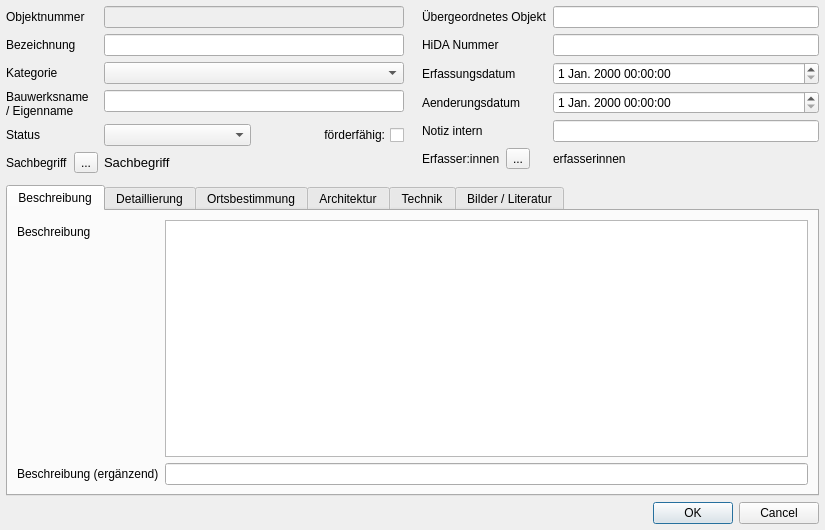
Qt form LauQGIS_frontend/einzelobjekt_form.ui (LausitzBergbaukultur/LauGIS) before a commit.
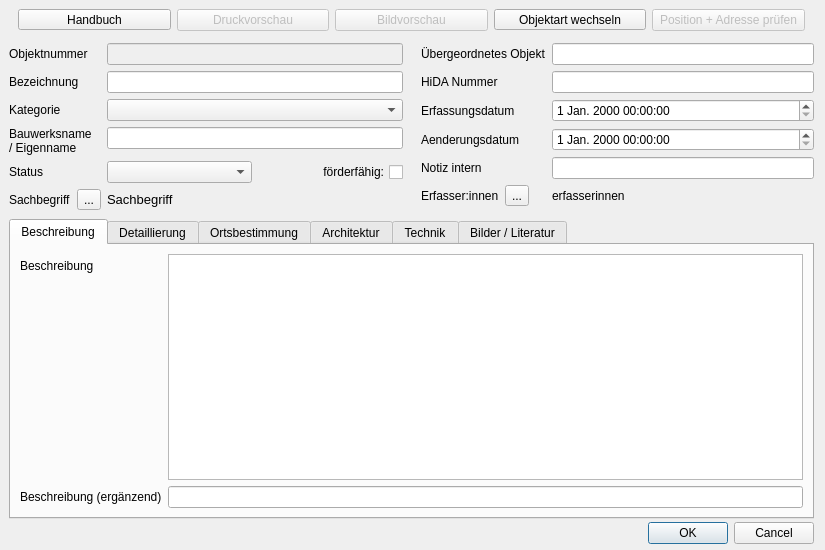
The same form after that commit. Custom widgets are drawn as their Qt base class.

```diff
--- a/LauQGIS_frontend/einzelobjekt_form.ui
+++ b/LauQGIS_frontend/einzelobjekt_form.ui
@@ -7,7 +7,7 @@
     <x>0</x>
     <y>0</y>
     <width>825</width>
-    <height>530</height>
+    <height>550</height>
    </rect>
   </property>
   <property name="sizePolicy">
@@ -19,7 +19,7 @@
   <property name="minimumSize">
    <size>
     <width>825</width>
-    <height>530</height>
+    <height>550</height>
    </size>
   </property>
   <property name="maximumSize">
@@ -43,20 +43,121 @@
   <property name="sizeGripEnabled">
    <bool>false</bool>
   </property>
-  <layout class="QGridLayout" name="gridLayout">
+  <layout class="QVBoxLayout" name="verticalLayout_2">
+   <property name="spacing">
+    <number>3</number>
+   </property>
    <property name="leftMargin">
-    <number>6</number>
+    <number>9</number>
    </property>
    <property name="topMargin">
-    <number>6</number>
-   </property>
-   <property name="rightMargin">
-    <number>6</number>
+    <number>0</number>
    </property>
    <property name="bottomMargin">
     <number>6</number>
    </property>
-   <item row="0" column="0">
+   <item>
+    <widget class="QWidget" name="menu" native="true">
+     <property name="minimumSize">
+      <size>
+       <width>0</width>
+       <height>40</height>
+      </size>
+     </property>
+     <property name="maximumSize">
+      <size>
+       <width>16777215</width>
+       <height>40</height>
+      </size>
+     </property>
+     <layout class="QHBoxLayout" name="horizontalLayout_3">
+      <property name="topMargin">
+       <number>0</number>
+      </property>
+      <property name="bottomMargin">
+       <number>0</number>
+      </property>
+      <item>
+       <widget class="QToolButton" name="btn_manual">
+        <property name="enabled">
+         <bool>true</bool>
+        </property>
+        <property name="sizePolicy">
+         <sizepolicy hsizetype="Preferred" vsizetype="Fixed">
+          <horstretch>0</horstretch>
+          <verstretch>0</verstretch>
+         </sizepolicy>
+        </property>
+        <property name="text">
+         <string>Handbuch</string>
+        </property>
+       </widget>
+      </item>
+      <item>
+       <widget class="QPushButton" name="btn_printpreview">
+        <property name="enabled">
+         <bool>false</bool>
+        </property>
+        <property name="sizePolicy">
+         <sizepolicy hsizetype="Preferred" vsizetype="Fixed">
+          <horstretch>0</horstretch>
+          <verstretch>0</verstretch>
+         </sizepolicy>
+        </property>
+        <property name="text">
+         <string>Druckvorschau</string>
+        </property>
+       </widget>
+      </item>
+      <item>
+       <widget class="QPushButton" name="btn_imagepreview">
+        <property name="enabled">
+         <bool>false</bool>
+        </property>
+        <property name="sizePolicy">
+         <sizepolicy hsizetype="Preferred" vsizetype="Fixed">
+          <horstretch>0</horstretch>
+          <verstretch>0</verstretch>
+         </sizepolicy>
+        </property>
+        <property name="text">
+         <string>Bildvorschau</string>
+        </property>
+       </widget>
+      </item>
+      <item>
+       <widget class="QToolButton" name="btn_changetype">
+        <property name="sizePolicy">
+         <sizepolicy hsizetype="Preferred" vsizetype="Fixed">
+          <horstretch>0</horstretch>
+          <verstretch>0</verstretch>
+         </sizepolicy>
+        </property>
+        <property name="text">
+         <string>Objektart wechseln</string>
+        </property>
+       </widget>
+      </item>
+      <item>
+       <widget class="QPushButton" name="btn_checkposition">
+        <property name="enabled">
+         <bool>false</bool>
+        </property>
+        <property name="sizePolicy">
+         <sizepolicy hsizetype="Preferred" vsizetype="Fixed">
+          <horstretch>0</horstretch>
+          <verstretch>0</verstretch>
+         </sizepolicy>
+        </property>
+        <property name="text">
+         <string>Position + Adresse prüfen</string>
+        </property>
+       </widget>
+      </item>
+     </layout>
+    </widget>
+   </item>
+   <item>
     <layout class="QVBoxLayout" name="verticalLayout">
      <property name="sizeConstraint">
       <enum>QLayout::SetDefaultConstraint</enum>
@@ -1141,7 +1242,7 @@
      </item>
     </layout>
    </item>
-   <item row="1" column="0">
+   <item>
     <widget class="QDialogButtonBox" name="buttonBox">
      <property name="standardButtons">
       <set>QDialogButtonBox::Cancel|QDialogButtonBox::Ok</set>
```
